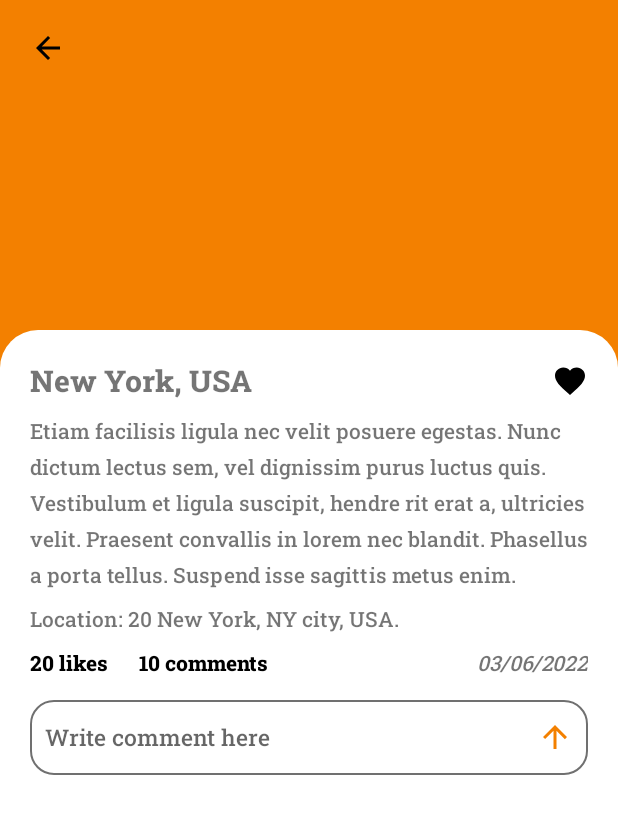
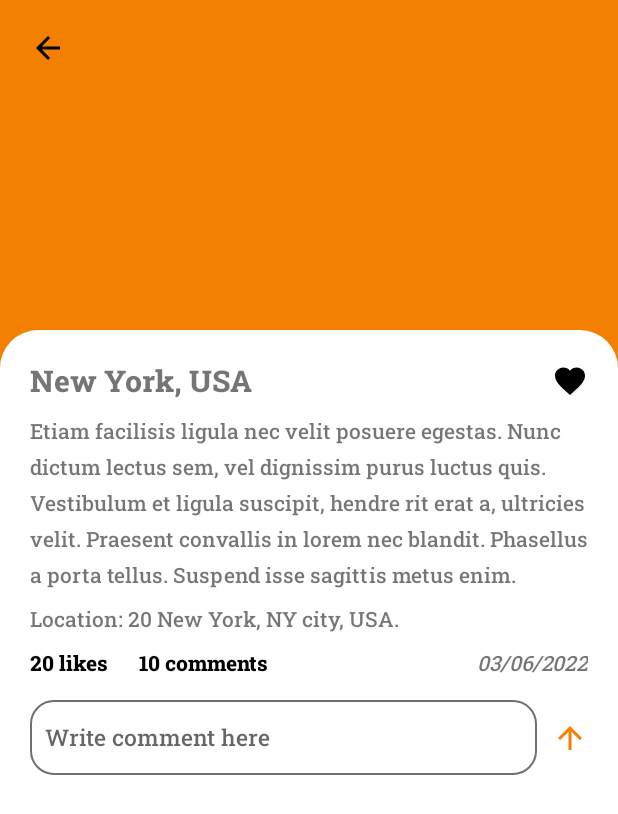
Before and after one commit to datdo7549/travel_app, an Android app: the layout fragment_post_detail.xml on its own in the app's theme, with its tools: preview values and no code run, on a phone screen of 412 x 824 dp. Shown: the top 814 px of the screen. Run offline under Robolectric (Android 15) with nearby library versions, the phone set to English and light mode, and no system bars.

Commit message:
Handle comment

```diff
--- a/app/src/main/java/com/example/travel_app/feature/explore/ExploreFragmentViewModel.java
+++ b/app/src/main/java/com/example/travel_app/feature/explore/ExploreFragmentViewModel.java
@@ -43,6 +43,7 @@ public class ExploreFragmentViewModel extends BaseViewModel {
         FirebaseDatabase.getInstance().getReference("UserPosts").addValueEventListener(new ValueEventListener() {
             @Override
             public void onDataChange(@NonNull DataSnapshot snapshot) {
+                temp.clear();
                 if (android.os.Build.VERSION.SDK_INT >= android.os.Build.VERSION_CODES.N) {
                     for (DataSnapshot postSnapshot : snapshot.getChildren()) {
                         UserPost user = postSnapshot.getValue(UserPost.class);
--- a/app/src/main/res/layout/fragment_post_detail.xml
+++ b/app/src/main/res/layout/fragment_post_detail.xml
@@ -110,16 +110,28 @@
 
                 <EditText
                     android:id="@+id/edit_create_comment"
-                    android:layout_width="match_parent"
+                    android:layout_width="0dp"
                     android:layout_height="50dp"
                     android:layout_marginTop="15dp"
                     android:paddingHorizontal="10dp"
                     android:fontFamily="@font/roboto_slab_medium"
                     android:textSize="15sp"
                     android:hint="@string/text_comment"
-                    android:drawableRight="@drawable/ic_arrow_up"
                     android:background="@drawable/bg_comment_round_20"
+                    app:layout_constraintStart_toStartOf="parent"
+                    app:layout_constraintEnd_toStartOf="@+id/btnCreateComment"
                     app:layout_constraintTop_toBottomOf="@+id/text_view_like_count"/>
+
+                <androidx.appcompat.widget.AppCompatImageView
+                    android:id="@+id/btnCreateComment"
+                    android:layout_width="wrap_content"
+                    android:layout_height="wrap_content"
+                    android:src="@drawable/ic_arrow_up"
+                    android:layout_marginStart="10dp"
+                    app:layout_constraintStart_toEndOf="@id/edit_create_comment"
+                    app:layout_constraintTop_toTopOf="@id/edit_create_comment"
+                    app:layout_constraintBottom_toBottomOf="@id/edit_create_comment"
+                    app:layout_constraintEnd_toEndOf="parent"/>
             </androidx.constraintlayout.widget.ConstraintLayout>
         </androidx.constraintlayout.widget.ConstraintLayout>
     </ScrollView>
--- a/app/src/main/res/layout/item_comment_layout.xml
+++ b/app/src/main/res/layout/item_comment_layout.xml
@@ -16,7 +16,6 @@
         android:id="@+id/text_view_comment"
         android:layout_width="0dp"
         android:layout_height="wrap_content"
-        android:text="This is comment"
         android:layout_marginStart="10dp"
         android:fontFamily="@font/roboto_slab_medium"
         android:textColor="@color/black"
```
Also changed, not shown: app/src/main/java/com/example/travel_app/core/views/CommentBottomSheetDialog.java (+6 -6 lines), app/src/main/java/com/example/travel_app/feature/explore/PostDetailFragment.java (+14 -7 lines), app/src/main/java/com/example/travel_app/feature/explore/PostDetailFragmentViewModel.java (+26 -2 lines), app/src/main/java/com/example/travel_app/feature/explore/adapter/CommentAdapter.java (+49 -7 lines), app/src/main/java/com/example/travel_app/feature/explore/model/Comment.java (deleted, +0 -57 lines), app/src/main/java/com/example/travel_app/feature/explore/view_holder/CommentViewHolder.java (deleted, +0 -24 lines).
